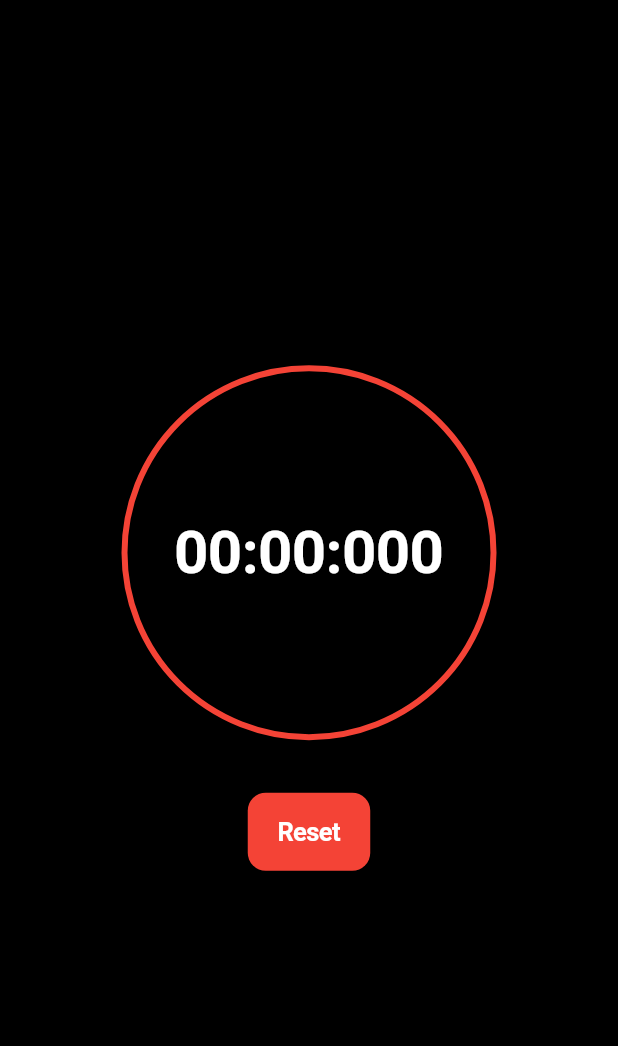
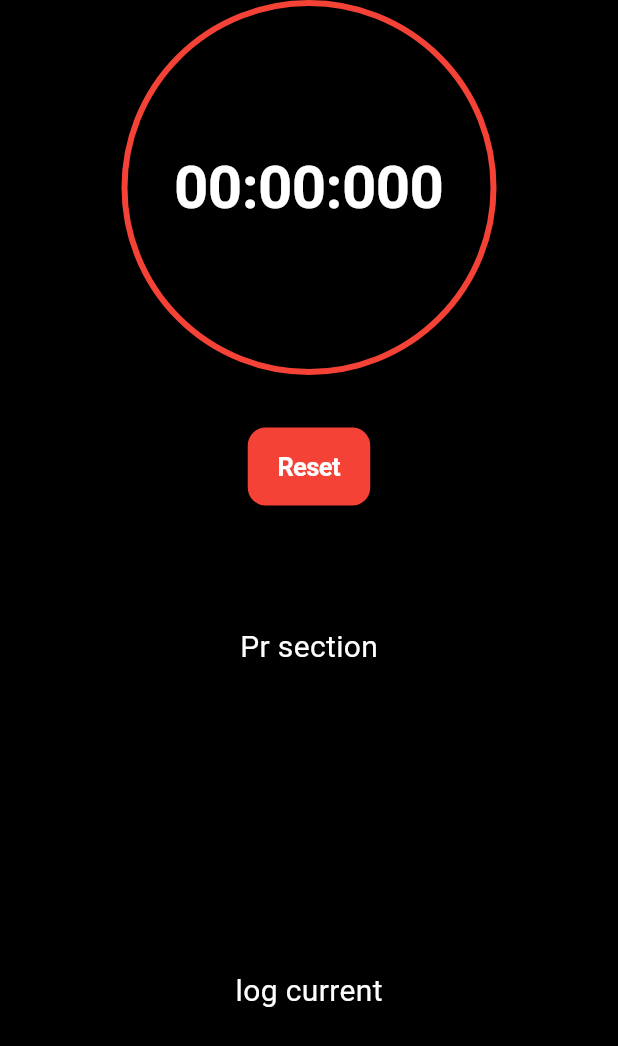
Before and after one commit to KnownBlackHat/Workout-Logger, a Flutter app: the RLogger screen opened directly, on a phone screen of 412 x 824 dp. Shown: the top 1046 px of the screen. Run offline on Flutter 3.47's test engine with Material 3 defaults, Android fonts, the phone set to English and light mode, and no system bars; missing offline and left inert: mongo_dart; network calls fail.

Commit message:
feat: realign stopwatch

```diff
--- a/lib/components/stopwatch.dart
+++ b/lib/components/stopwatch.dart
@@ -49,9 +49,7 @@ class _StopWatch extends State<StopWatch> {
     } else {
       color = Colors.red;
     }
-    return Scaffold(
-      backgroundColor: Colors.black,
-      body: SafeArea(
+    return SafeArea(
       child: Center(
         child: Column(
           mainAxisAlignment: MainAxisAlignment.center,
@@ -93,7 +91,6 @@ class _StopWatch extends State<StopWatch> {
           ],
         ),
       ),
-      ),
     );
   }
 }
--- a/lib/screens/realtime_log_screen.dart
+++ b/lib/screens/realtime_log_screen.dart
@@ -13,7 +13,21 @@ class _RLoggerState extends State<RLogger> {
   Widget build(BuildContext context) {
     return Scaffold(
       backgroundColor: Colors.black,
-      body: Container(color: Colors.green, child: const StopWatch()),
+      body: Column(
+        children: [
+          const StopWatch(),
+          const SizedBox(height: 80),
+          Text(
+            'Pr section',
+            style: TextStyle(color: Colors.white, fontSize: 20),
+          ),
+          const SizedBox(height: 200),
+          Text(
+            'log current',
+            style: TextStyle(color: Colors.white, fontSize: 20),
+          ),
+        ],
+      ),
     );
   }
 }
```
Also changed, not shown: lib/provider/exercise_provider.dart (+40 -6 lines). Lines whose indentation alone changed are shown as unchanged.
